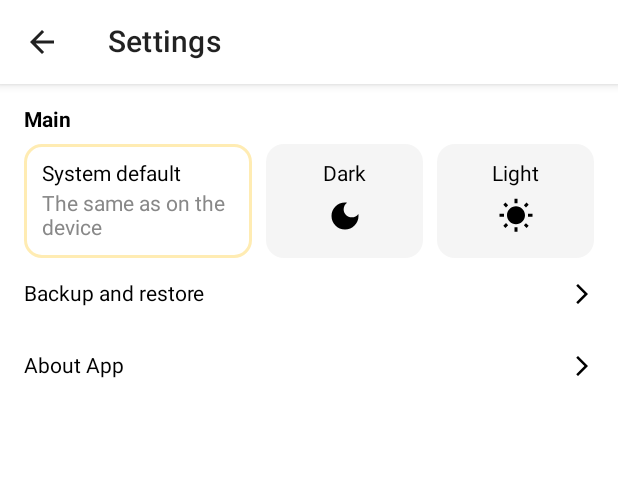
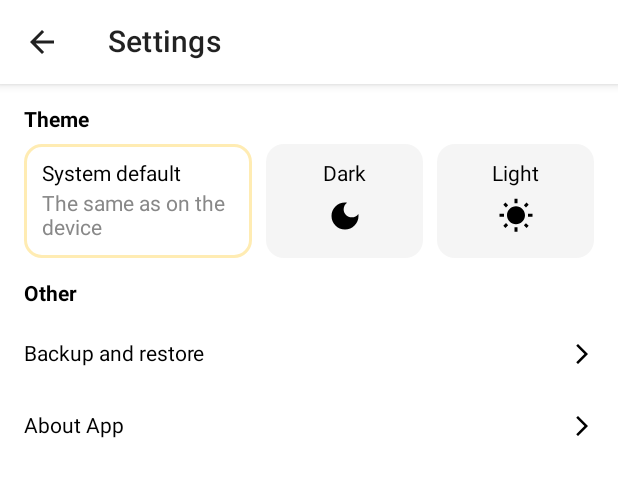
Before and after one commit to VitaliyBelyaev/WishApp, an Android app built with Jetpack Compose: the @Preview function SettingsScreenPreview, on a phone screen of 412 x 824 dp. Shown: the top 477 px of the screen. Run offline under Robolectric (Android 15) with nearby library versions, the phone set to English and light mode, and no system bars; our stand-ins replace Dagger/Hilt's generated code, constraintlayout-compose.

Commit message:
Fix bottom sheet colors

```diff
--- a/app/src/main/java/ru/vitaliy/belyaev/wishapp/ui/screens/settings/SettingsScreen.kt
+++ b/app/src/main/java/ru/vitaliy/belyaev/wishapp/ui/screens/settings/SettingsScreen.kt
@@ -21,13 +21,13 @@ import androidx.compose.runtime.mutableStateOf
 import androidx.compose.runtime.remember
 import androidx.compose.runtime.rememberCoroutineScope
 import androidx.compose.ui.Modifier
+import androidx.compose.ui.graphics.Color
+import androidx.compose.ui.res.colorResource
 import androidx.compose.ui.res.stringResource
 import androidx.compose.ui.text.font.FontWeight
 import androidx.compose.ui.tooling.preview.Preview
-import androidx.compose.ui.unit.ExperimentalUnitApi
-import androidx.compose.ui.unit.TextUnit
-import androidx.compose.ui.unit.TextUnitType
 import androidx.compose.ui.unit.dp
+import androidx.compose.ui.unit.sp
 import androidx.hilt.navigation.compose.hiltViewModel
 import kotlinx.coroutines.launch
 import ru.vitaliy.belyaev.wishapp.R
@@ -40,7 +40,6 @@ import ru.vitaliy.belyaev.wishapp.ui.screens.settings.entity.Backup
 import ru.vitaliy.belyaev.wishapp.ui.screens.settings.entity.SettingItem
 
 @ExperimentalMaterialApi
-@OptIn(ExperimentalUnitApi::class)
 @Composable
 fun SettingsScreen(
     onBackPressed: () -> Unit,
@@ -57,6 +56,8 @@ fun SettingsScreen(
     ModalBottomSheetLayout(
         sheetState = modalBottomSheetState,
         sheetShape = RoundedCornerShape(topStart = 12.dp, topEnd = 12.dp),
+        sheetBackgroundColor = colorResource(R.color.bottomSheetBgColor),
+        scrimColor = Color.Black.copy(alpha = 0.32f),
         sheetContent = {
             when (settingItem.value) {
                 is Backup -> BackupSheetContent()
@@ -81,14 +82,20 @@ fun SettingsScreen(
             ) {
                 Column {
                     Text(
-                        text = stringResource(R.string.main_settings),
-                        fontSize = TextUnit(14f, TextUnitType.Sp),
+                        text = stringResource(R.string.theme_title),
+                        fontSize = 14.sp,
                         fontWeight = FontWeight.Bold,
                         modifier = Modifier.padding(start = 16.dp, top = 16.dp, end = 16.dp, bottom = 8.dp)
                     )
                     ThemeSettingBlock(
                         selectedTheme = selectedTheme,
                         onThemeClicked = { viewModel.updateSelectedTheme(it) }
+                    )
+                    Text(
+                        text = stringResource(R.string.other),
+                        fontSize = 14.sp,
+                        fontWeight = FontWeight.Bold,
+                        modifier = Modifier.padding(start = 16.dp, top = 16.dp, end = 16.dp, bottom = 8.dp)
                     )
                     SettingBlock(
                         title = stringResource(R.string.backup),
--- a/app/src/main/res/values-night/colors.xml
+++ b/app/src/main/res/values-night/colors.xml
@@ -8,4 +8,5 @@
     <color name="inputCursorColor">#fff8e1</color>
     <color name="theme_card_bg_selected">@android:color/transparent</color>
     <color name="theme_card_bg_unselected">#424242</color>
+    <color name="bottomSheetBgColor">#343841</color>
 </resources>
--- a/app/src/main/res/values/colors.xml
+++ b/app/src/main/res/values/colors.xml
@@ -16,4 +16,5 @@
     <color name="theme_card_bg_selected">#FFFFFF</color>
     <color name="theme_card_bg_unselected">#f5f5f5</color>
     <color name="theme_card_border">#ffecb3</color>
+    <color name="bottomSheetBgColor">@android:color/white</color>
 </resources>
--- a/app/src/main/res/values/strings.xml
+++ b/app/src/main/res/values/strings.xml
@@ -13,7 +13,7 @@
     <string name="backup">Backup and restore</string>
     <string name="privacy_policy">Privacy policy</string>
     <string name="about_app">About App</string>
-    <string name="main_settings">Main</string>
+    <string name="theme_title">Theme</string>
     <string name="other">Other</string>
     <string name="app_description"><![CDATA[This is an open-source app, you can check code <a href=\https://github.com/VitaliyBelyaev/WishApp\">here</a>]]></string>
     <string name="app_version_pattern">Version %s</string>
```
Also changed, not shown: 1 other file.
